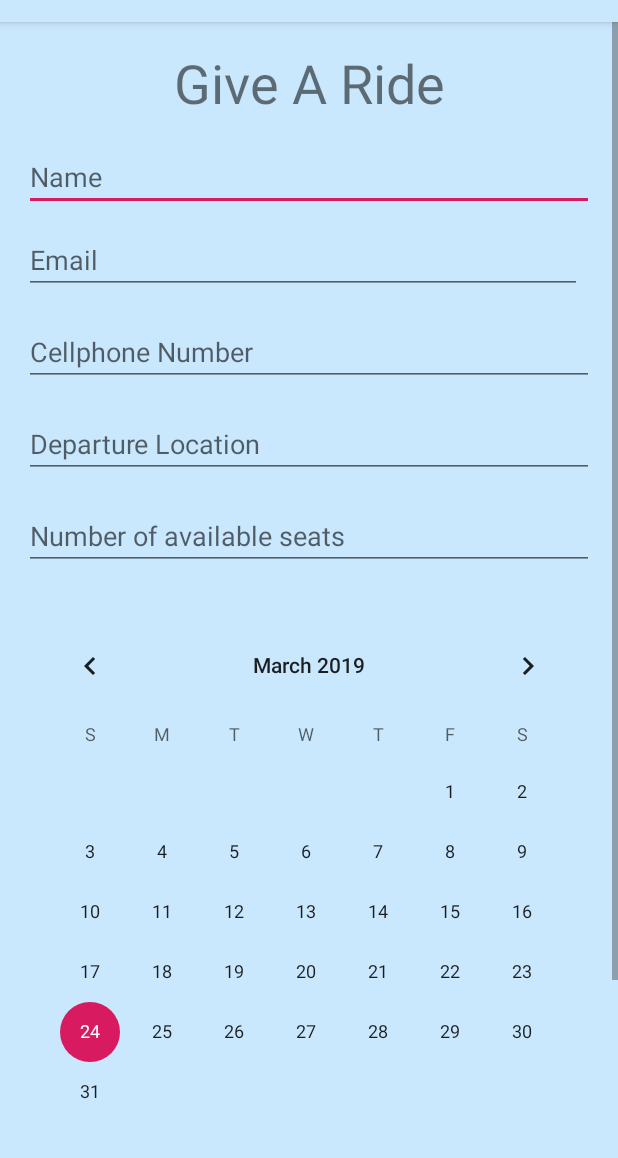
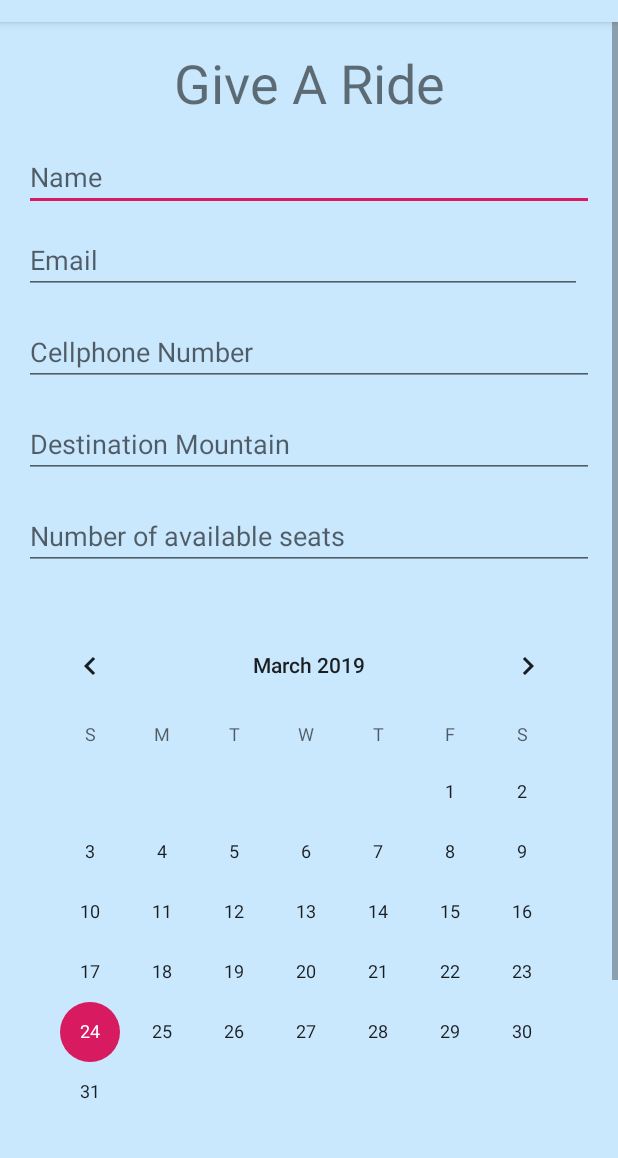
Before and after one commit to menegax/SENG440-Mobile-SnowHitch, an Android app: the GiveARideActivity screen opened directly, with no data from a screen before it, on a phone screen of 412 x 824 dp, the part 62-1220 px from its top. Run offline under Robolectric (Android 15) with nearby library versions, the phone set to English and light mode, and no system bars.

Commit message:
Reading and writing rides local storage on mobile device as JSON file

```diff
--- a/app/src/main/res/layout/activity_give_aride.xml
+++ b/app/src/main/res/layout/activity_give_aride.xml
@@ -21,19 +21,19 @@
                 app:layout_constraintStart_toStartOf="parent"
                 app:layout_constraintEnd_toEndOf="parent" android:id="@+id/textView8" android:text="Date"
                 android:textSize="18sp" app:layout_constraintHorizontal_bias="0.0"
-                app:layout_constraintBottom_toTopOf="@+id/calendarView" android:layout_marginEnd="16dp"
+                app:layout_constraintBottom_toTopOf="@+id/date" android:layout_marginEnd="16dp"
                 android:layout_marginRight="16dp" android:layout_marginLeft="16dp" android:layout_marginStart="16dp"
                 android:layout_marginBottom="16dp" android:layout_marginTop="16dp"
-                app:layout_constraintTop_toBottomOf="@+id/editText6"/>
+                app:layout_constraintTop_toBottomOf="@+id/availableSeats"/>
         <EditText
                 android:layout_width="0dp"
                 android:layout_height="39dp"
                 android:inputType="textEmailAddress"
                 android:ems="10"
-                app:layout_constraintEnd_toEndOf="parent" android:id="@+id/editText"
+                app:layout_constraintEnd_toEndOf="parent" android:id="@+id/email"
                 android:layout_marginEnd="24dp"
                 android:layout_marginRight="24dp" android:hint="Email"
-                android:layout_marginTop="16dp" app:layout_constraintTop_toBottomOf="@+id/editText2"
+                android:layout_marginTop="16dp" app:layout_constraintTop_toBottomOf="@+id/name"
                 android:layout_marginStart="16dp" app:layout_constraintStart_toStartOf="parent"
                 android:layout_marginLeft="16dp"/>
         <EditText
@@ -41,7 +41,7 @@
                 android:layout_height="wrap_content"
                 android:inputType="textPersonName"
                 android:ems="10"
-                android:id="@+id/editText2" android:layout_marginTop="16dp"
+                android:id="@+id/name" android:layout_marginTop="16dp"
                 app:layout_constraintTop_toBottomOf="@+id/textView2" android:layout_marginEnd="16dp"
                 app:layout_constraintEnd_toEndOf="parent" android:layout_marginRight="16dp"
                 android:hint="Name" android:layout_marginStart="16dp" app:layout_constraintStart_toStartOf="parent"
@@ -51,8 +51,8 @@
                 android:layout_height="wrap_content"
                 android:inputType="phone"
                 android:ems="10"
-                android:id="@+id/editText3" android:layout_marginTop="16dp"
-                app:layout_constraintTop_toBottomOf="@+id/editText" android:layout_marginEnd="16dp"
+                android:id="@+id/cellphone" android:layout_marginTop="16dp"
+                app:layout_constraintTop_toBottomOf="@+id/email" android:layout_marginEnd="16dp"
                 app:layout_constraintEnd_toEndOf="parent" android:layout_marginRight="16dp"
                 android:layout_marginStart="16dp" app:layout_constraintStart_toStartOf="parent"
                 android:layout_marginLeft="16dp" android:hint="Cellphone Number"/>
@@ -61,27 +61,27 @@
                 android:layout_height="wrap_content"
                 android:inputType="textPostalAddress"
                 android:ems="10"
-                android:id="@+id/editText4" android:layout_marginTop="16dp"
-                app:layout_constraintTop_toBottomOf="@+id/editText3" android:layout_marginEnd="16dp"
+                android:id="@+id/mountain" android:layout_marginTop="16dp"
+                app:layout_constraintTop_toBottomOf="@+id/cellphone" android:layout_marginEnd="16dp"
                 app:layout_constraintEnd_toEndOf="parent" android:layout_marginRight="16dp"
                 android:layout_marginStart="16dp" app:layout_constraintStart_toStartOf="parent"
-                android:layout_marginLeft="16dp" android:hint="Departure Location"/>
+                android:layout_marginLeft="16dp" android:hint="Destination Mountain"/>
         <CalendarView
                 android:layout_width="0dp"
                 android:layout_height="342dp"
                 app:layout_constraintStart_toStartOf="parent" app:layout_constraintEnd_toEndOf="parent"
-                android:id="@+id/calendarView" android:layout_marginLeft="16dp" android:layout_marginStart="16dp"
+                android:id="@+id/date" android:layout_marginLeft="16dp" android:layout_marginStart="16dp"
                 android:layout_marginEnd="16dp" android:layout_marginRight="16dp"
                 app:layout_constraintHorizontal_bias="0.0"
-                android:layout_marginTop="30dp" app:layout_constraintTop_toBottomOf="@+id/editText6"/>
+                android:layout_marginTop="30dp" app:layout_constraintTop_toBottomOf="@+id/availableSeats"/>
         <EditText
                 android:layout_width="0dp"
                 android:layout_height="wrap_content"
                 android:inputType="number"
                 android:ems="10"
                 app:layout_constraintStart_toStartOf="parent"
-                app:layout_constraintEnd_toEndOf="parent" android:id="@+id/editText6" android:layout_marginTop="16dp"
-                app:layout_constraintTop_toBottomOf="@+id/editText4" android:hint="Number of available seats"
+                app:layout_constraintEnd_toEndOf="parent" android:id="@+id/availableSeats" android:layout_marginTop="16dp"
+                app:layout_constraintTop_toBottomOf="@+id/mountain" android:hint="Number of available seats"
                 android:layout_marginEnd="16dp" android:layout_marginRight="16dp" android:layout_marginLeft="16dp"
                 android:layout_marginStart="16dp"/>
         <EditText
@@ -89,8 +89,8 @@
                 android:layout_height="wrap_content"
                 android:inputType="time"
                 android:ems="10"
-                android:id="@+id/editText7" android:layout_marginTop="16dp"
-                app:layout_constraintTop_toBottomOf="@+id/calendarView" android:layout_marginEnd="16dp"
+                android:id="@+id/time" android:layout_marginTop="16dp"
+                app:layout_constraintTop_toBottomOf="@+id/date" android:layout_marginEnd="16dp"
                 app:layout_constraintEnd_toEndOf="parent" android:layout_marginRight="16dp"
                 android:layout_marginStart="16dp" app:layout_constraintStart_toStartOf="parent"
                 android:layout_marginLeft="16dp" android:hint="Time (hh/mm)"/>
@@ -99,8 +99,8 @@
                 android:layout_height="wrap_content"
                 android:inputType="textMultiLine"
                 android:ems="10"
-                android:id="@+id/editText8" android:layout_marginTop="16dp"
-                app:layout_constraintTop_toBottomOf="@+id/editText7" android:layout_marginEnd="16dp"
+                android:id="@+id/comments" android:layout_marginTop="16dp"
+                app:layout_constraintTop_toBottomOf="@+id/time" android:layout_marginEnd="16dp"
                 app:layout_constraintEnd_toEndOf="parent" android:layout_marginRight="16dp"
                 android:layout_marginStart="16dp" app:layout_constraintStart_toStartOf="parent"
                 android:layout_marginLeft="16dp" android:hint="Comments"/>
@@ -108,10 +108,10 @@
                 android:text="Share Ride!"
                 android:layout_width="0dp"
                 android:layout_height="wrap_content"
-                android:id="@+id/button3" android:layout_marginTop="16dp"
-                app:layout_constraintTop_toBottomOf="@+id/editText8" app:layout_constraintStart_toStartOf="parent"
+                android:id="@+id/shareRide" android:layout_marginTop="16dp"
+                app:layout_constraintTop_toBottomOf="@+id/comments" app:layout_constraintStart_toStartOf="parent"
                 android:layout_marginLeft="16dp" android:layout_marginStart="16dp"
                 app:layout_constraintEnd_toEndOf="parent" android:layout_marginEnd="16dp"
-                android:layout_marginRight="16dp"/>
+                android:layout_marginRight="16dp" android:onClick="shareRide"/>
     </android.support.constraint.ConstraintLayout>
 </ScrollView>
```
Also changed, not shown: app/src/main/assets/rides.json (deleted, +0 -22 lines), app/src/main/java/com/example/project1/GiveARideActivity.kt (+76 -0 lines), app/src/main/java/com/example/project1/HitchARideActivity.kt (+39 -33 lines).
